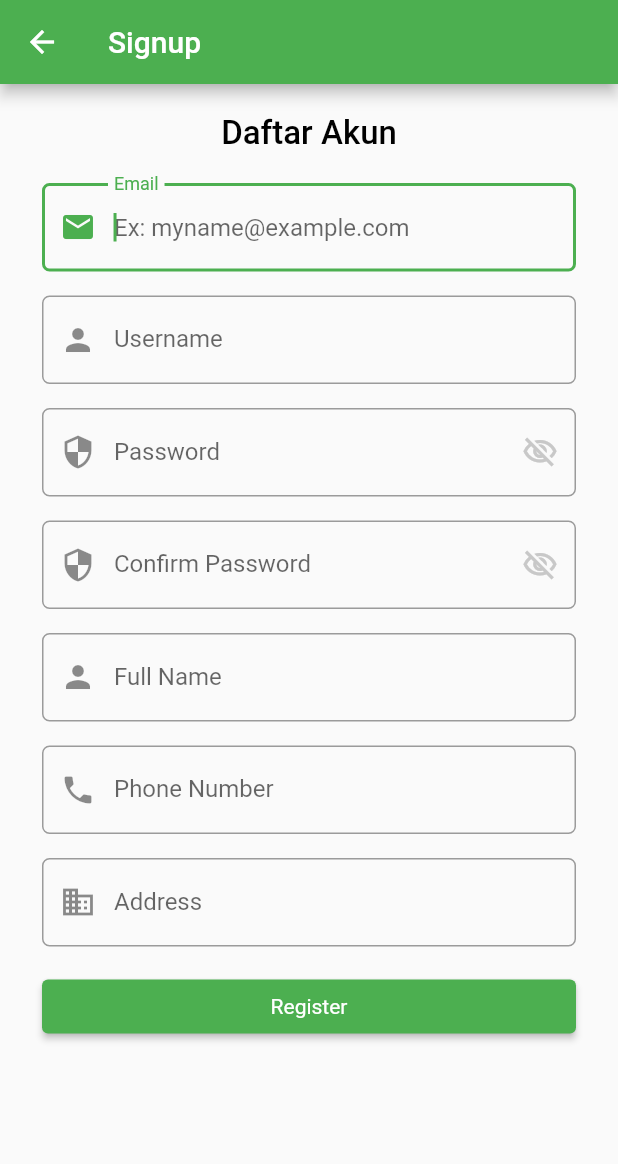
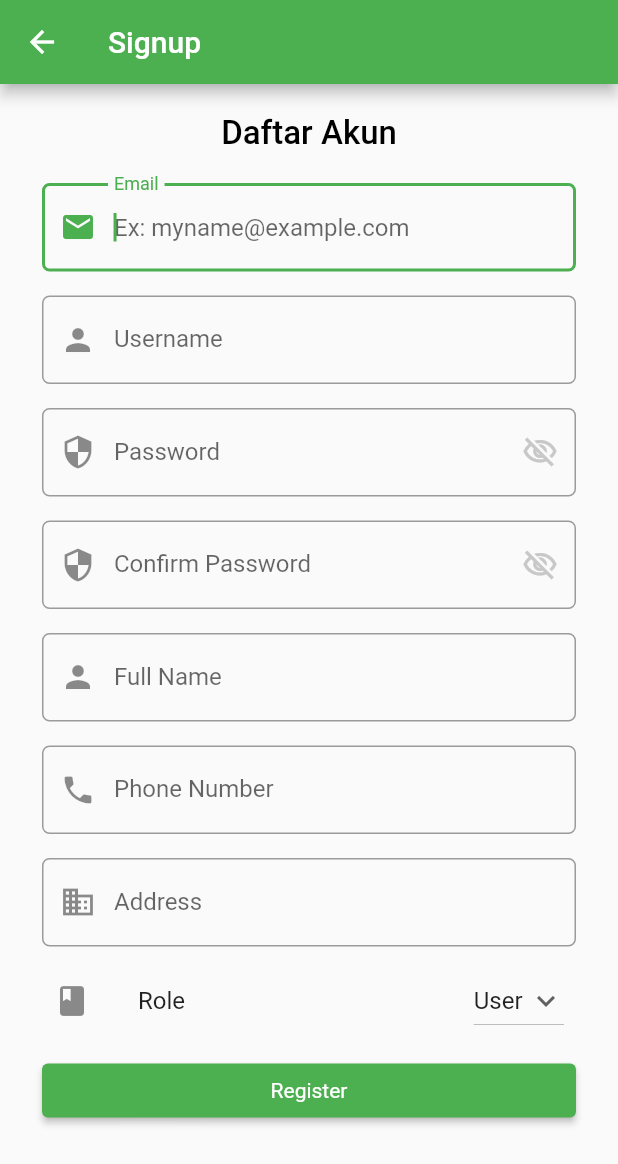
Before and after one commit to A03-PBP-2022/cleanify-mobile, a Flutter app: the RegisterPage screen opened directly, on a phone screen of 412 x 824 dp. Shown: the top 1164 px of the screen. Run offline on Flutter 3.47's test engine with Material 2 defaults, Android fonts, the phone set to English and light mode, and no system bars; our stand-ins replace flutter_markdown, infinite_scroll_pagination; missing offline and left inert: pbp_django_auth.

Commit message:
menambahkan UI role

```diff
--- a/lib/authentication/page/registerPage.dart
+++ b/lib/authentication/page/registerPage.dart
@@ -33,6 +33,9 @@ class _State extends State<RegisterPage> {
       isPasswordVisible = !isPasswordVisible;
     });
   }
+
+  String role = 'User';
+  List<String> listRole = ['User', 'Crew'];
 
   @override
   Widget build(BuildContext context) {
@@ -205,6 +208,27 @@ class _State extends State<RegisterPage> {
                   },
                 ),
               ),
+              ListTile(
+                  leading: const Icon(Icons.class_),
+                  title: const Text(
+                    'Role',
+                  ),
+                  trailing: DropdownButton(
+                    value: role,
+                    icon: const Icon(Icons.keyboard_arrow_down),
+                    items: listRole.map((String items) {
+                      return DropdownMenuItem(
+                        value: items,
+                        child: Text(items),
+                      );
+                    }).toList(),
+                    onChanged: (String? newValue) {
+                      setState(() {
+                        role = newValue!;
+                      });
+                    },
+                  ),
+                ),
               Padding(
                   padding: const EdgeInsets.all(8),
                   child: ElevatedButton(
@@ -237,10 +261,7 @@ class _State extends State<RegisterPage> {
                           fixedSize: const Size(500, 30),
                           textStyle: const TextStyle(
                             color: Colors.white,
-                    )
-                  )
-                )
-              )
+                          ))))
             ]),
           ),
         ),
```
